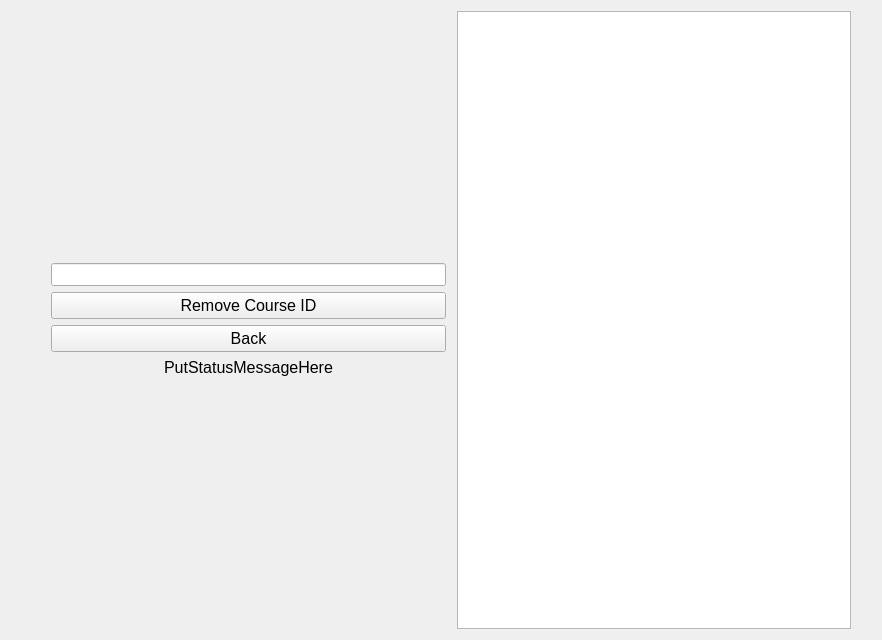
Qt form form_course_remove.ui (PPsyrius/projekt-KASS) before a commit.
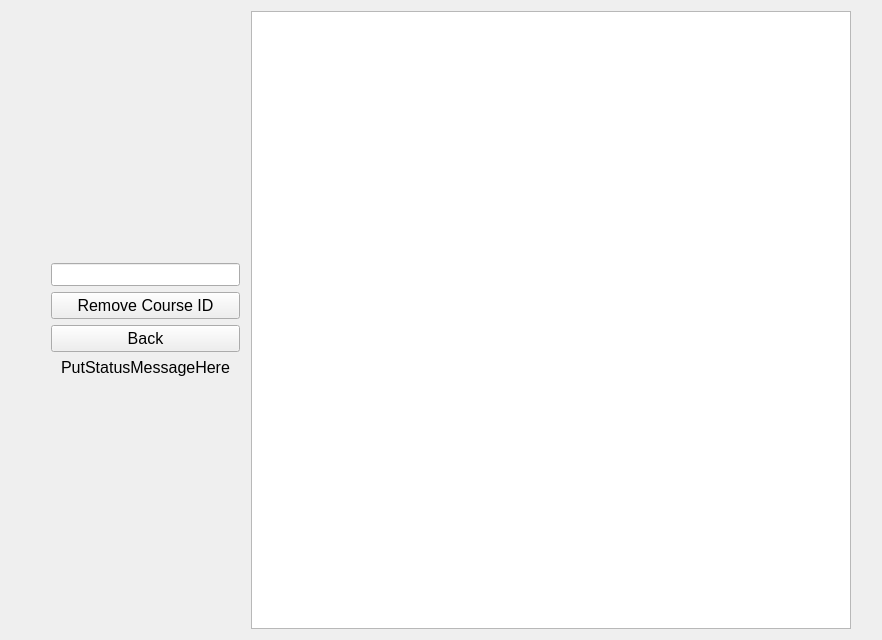
The same form after that commit.

Diff of the .ui file:
```diff
--- a/form_course_remove.ui
+++ b/form_course_remove.ui
@@ -126,6 +126,21 @@
    </item>
    <item>
     <widget class="QTableView" name="table_courseList">
+     <property name="enabled">
+      <bool>true</bool>
+     </property>
+     <property name="sizePolicy">
+      <sizepolicy hsizetype="Expanding" vsizetype="Expanding">
+       <horstretch>0</horstretch>
+       <verstretch>0</verstretch>
+      </sizepolicy>
+     </property>
+     <property name="minimumSize">
+      <size>
+       <width>600</width>
+       <height>0</height>
+      </size>
+     </property>
      <property name="font">
       <font>
        <pointsize>12</pointsize>
```
